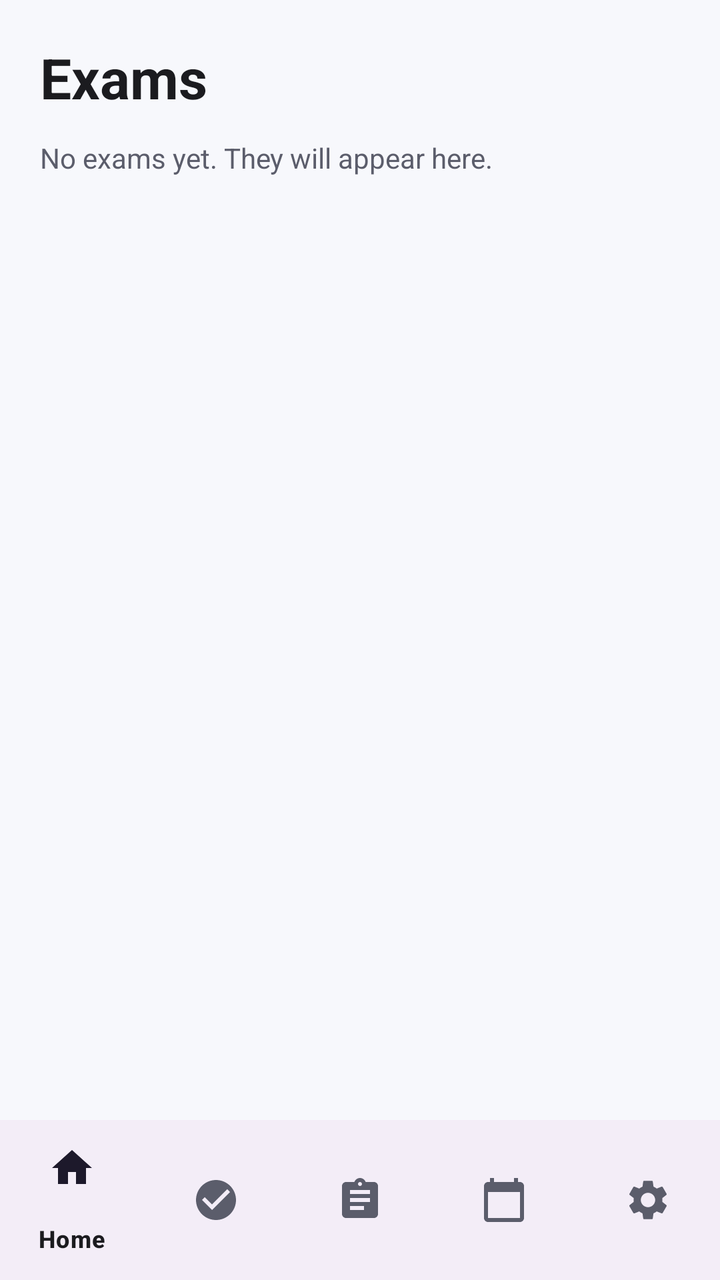
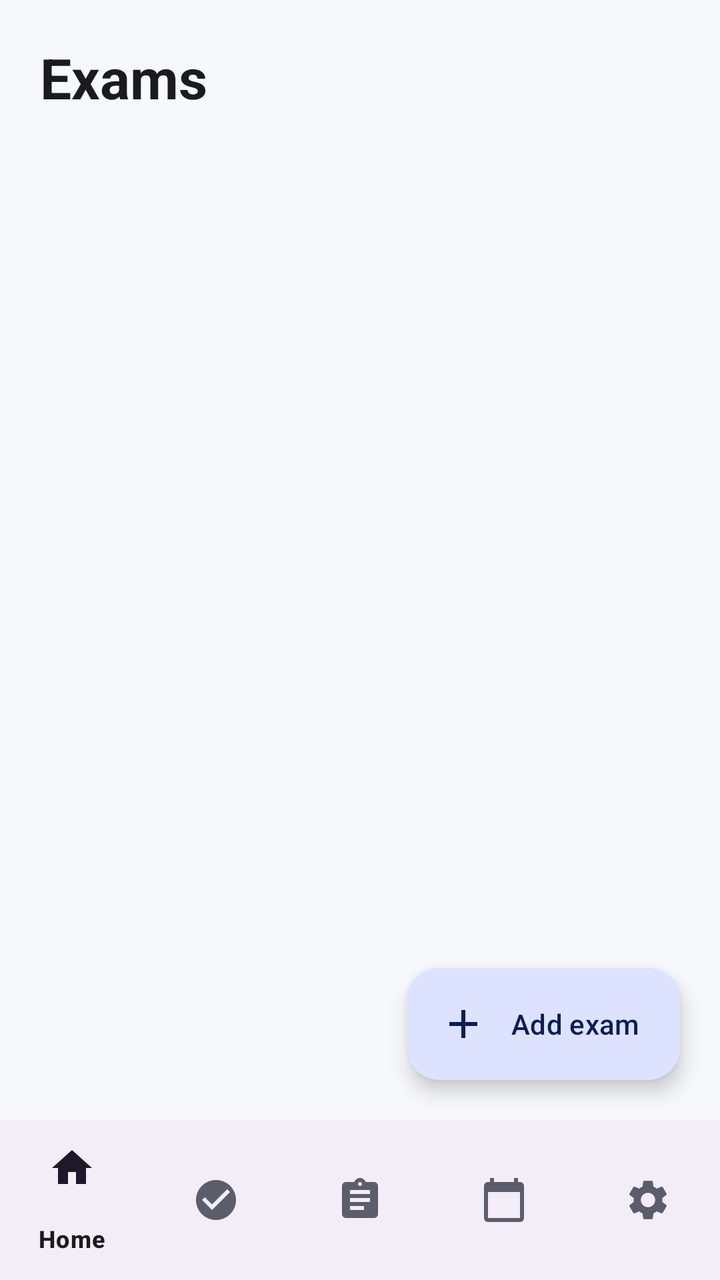

Screens rendered from an Android XML layout before and after an edit, with the pre-edit source and the edit as a unified diff.
<!-- AndroidManifest.xml: application theme Theme.StudentPlanner -->
<!-- res/layout/activity_exams.xml -->
<?xml version="1.0" encoding="utf-8"?>
<LinearLayout xmlns:android="http://schemas.android.com/apk/res/android"
    xmlns:app="http://schemas.android.com/apk/res-auto"
    android:layout_width="match_parent"
    android:layout_height="match_parent"
    android:background="@color/planner_background"
    android:fitsSystemWindows="true"
    android:orientation="vertical">

    <LinearLayout
        android:layout_width="match_parent"
        android:layout_height="0dp"
        android:layout_weight="1"
        android:orientation="vertical"
        android:padding="20dp">

        <TextView
            android:layout_width="wrap_content"
            android:layout_height="wrap_content"
            android:text="@string/nav_exams"
            android:textAppearance="?attr/textAppearanceHeadlineMedium"
            android:textColor="@color/planner_text"
            android:textStyle="bold" />

        <TextView
            android:layout_width="wrap_content"
            android:layout_height="wrap_content"
            android:layout_marginTop="12dp"
            android:text="@string/exams_empty"
            android:textColor="@color/planner_text_secondary" />
    </LinearLayout>

    <com.google.android.material.bottomnavigation.BottomNavigationView
        android:id="@+id/bottomNavigation"
        android:layout_width="match_parent"
        android:layout_height="wrap_content"
        app:menu="@menu/bottom_nav_menu" />
</LinearLayout>
<!-- resources referenced by this layout -->
<resources>
  <color name="planner_background">#F7F8FC</color>
  <color name="planner_text">#1B1B1F</color>
  <color name="planner_text_secondary">#5B5D6B</color>
  <string name="exams_empty">No exams yet. They will appear here.</string>
  <string name="nav_exams">Exams</string>
  <style name="Theme.StudentPlanner" parent="Theme.Material3.DayNight.NoActionBar">
          <item name="colorPrimary">@color/primary</item>
          <item name="colorOnPrimary">@color/on_primary</item>
          <item name="colorPrimaryContainer">@color/primary_container</item>
          <item name="colorOnPrimaryContainer">@color/on_primary_container</item>
          <item name="colorSurface">@color/planner_surface</item>
          <item name="colorOnSurface">@color/planner_text</item>
          <item name="colorOnSurfaceVariant">@color/planner_text_secondary</item>
          <item name="android:colorBackground">@color/planner_background</item>
          <item name="android:statusBarColor">@android:color/transparent</item>
      </style>
  <color name="primary">#4F6BED</color>
  <color name="on_primary">#FFFFFF</color>
  <color name="primary_container">#DDE3FF</color>
  <color name="on_primary_container">#0B1B5C</color>
  <color name="planner_surface">#FFFFFF</color>
</resources>

<!-- the commit's change to res/layout/activity_exams.xml (unified diff, before → after) -->
@@ -7,28 +7,54 @@
     android:fitsSystemWindows="true"
     android:orientation="vertical">
 
-    <LinearLayout
+    <FrameLayout
         android:layout_width="match_parent"
         android:layout_height="0dp"
-        android:layout_weight="1"
-        android:orientation="vertical"
-        android:padding="20dp">
+        android:layout_weight="1">
 
-        <TextView
+        <LinearLayout
+            android:layout_width="match_parent"
+            android:layout_height="match_parent"
+            android:orientation="vertical"
+            android:padding="20dp">
+
+            <TextView
+                android:layout_width="wrap_content"
+                android:layout_height="wrap_content"
+                android:text="@string/nav_exams"
+                android:textAppearance="?attr/textAppearanceHeadlineMedium"
+                android:textColor="@color/planner_text"
+                android:textStyle="bold" />
+
+            
+            <TextView
+                android:id="@+id/tvEmpty"
+                android:layout_width="wrap_content"
+                android:layout_height="wrap_content"
+                android:layout_marginTop="12dp"
+                android:text="@string/exams_empty"
+                android:textColor="@color/planner_text_secondary"
+                android:visibility="gone" />
+
+            <androidx.recyclerview.widget.RecyclerView
+                android:id="@+id/recyclerExams"
+                android:layout_width="match_parent"
+                android:layout_height="0dp"
+                android:layout_marginTop="16dp"
+                android:layout_weight="1"
+                android:clipToPadding="false"
+                android:paddingBottom="88dp" />
+        </LinearLayout>
+
+        <com.google.android.material.floatingactionbutton.ExtendedFloatingActionButton
+            android:id="@+id/fabAddExam"
             android:layout_width="wrap_content"
             android:layout_height="wrap_content"
-            android:text="@string/nav_exams"
-            android:textAppearance="?attr/textAppearanceHeadlineMedium"
-            android:textColor="@color/planner_text"
-            android:textStyle="bold" />
-
-        <TextView
-            android:layout_width="wrap_content"
-            android:layout_height="wrap_content"
-            android:layout_marginTop="12dp"
-            android:text="@string/exams_empty"
-            android:textColor="@color/planner_text_secondary" />
-    </LinearLayout>
+            android:layout_gravity="bottom|end"
+            android:layout_margin="20dp"
+            android:text="@string/add_exam"
+            app:icon="@drawable/ic_add" />
+    </FrameLayout>
 
     <com.google.android.material.bottomnavigation.BottomNavigationView
         android:id="@+id/bottomNavigation"
<!-- resource entries referenced after the edit -->
@@ -3,7 +3,16 @@
   <color name="planner_background">#F7F8FC</color>
   <color name="planner_text">#1B1B1F</color>
   <color name="planner_text_secondary">#5B5D6B</color>
-  <string name="exams_empty">No exams yet. They will appear here.</string>
+  <!-- drawable ic_add (drawable) -->
+  <vector xmlns:android="http://schemas.android.com/apk/res/android"
+      android:width="24dp" android:height="24dp"
+      android:viewportWidth="24" android:viewportHeight="24"
+      android:tint="?attr/colorControlNormal">
+      <path android:fillColor="#000000"
+          android:pathData="M19,13h-6v6h-2v-6H5v-2h6V5h2v6h6v2z" />
+  </vector>
+  <string name="add_exam">Add exam</string>
+  <string name="exams_empty">No exams yet. Tap “Add exam” to create your first one.</string>
   <string name="nav_exams">Exams</string>
   <style name="Theme.StudentPlanner" parent="Theme.Material3.DayNight.NoActionBar">
           <item name="colorPrimary">@color/primary</item>
